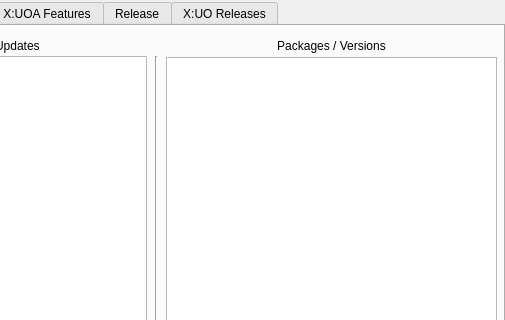
Qt form managerwindow.ui (jokker23/OrionLauncher) before a commit; both pictures show x 176 to 681 and y 0 to 320 of the 681 by 429 pixel window.
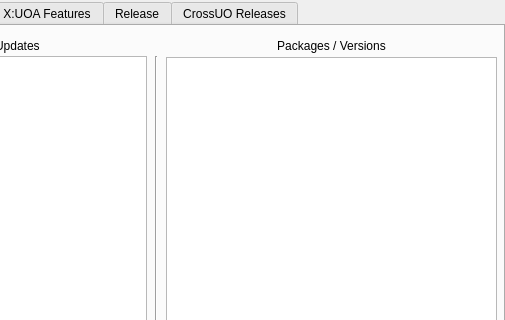
The same form after that commit.

Commit message: Rename to CrossUO release

```diff
--- a/managerwindow.ui
+++ b/managerwindow.ui
@@ -988,7 +988,7 @@
       </widget>
       <widget class="QWidget" name="tb_XUOReleaseManager">
        <attribute name="title">
-        <string>X:UO Releases</string>
+        <string>CrossUO Releases</string>
        </attribute>
        <widget class="QLineEdit" name="le_ReleasePath">
         <property name="enabled">
```
The commit also changes 1 other file.
